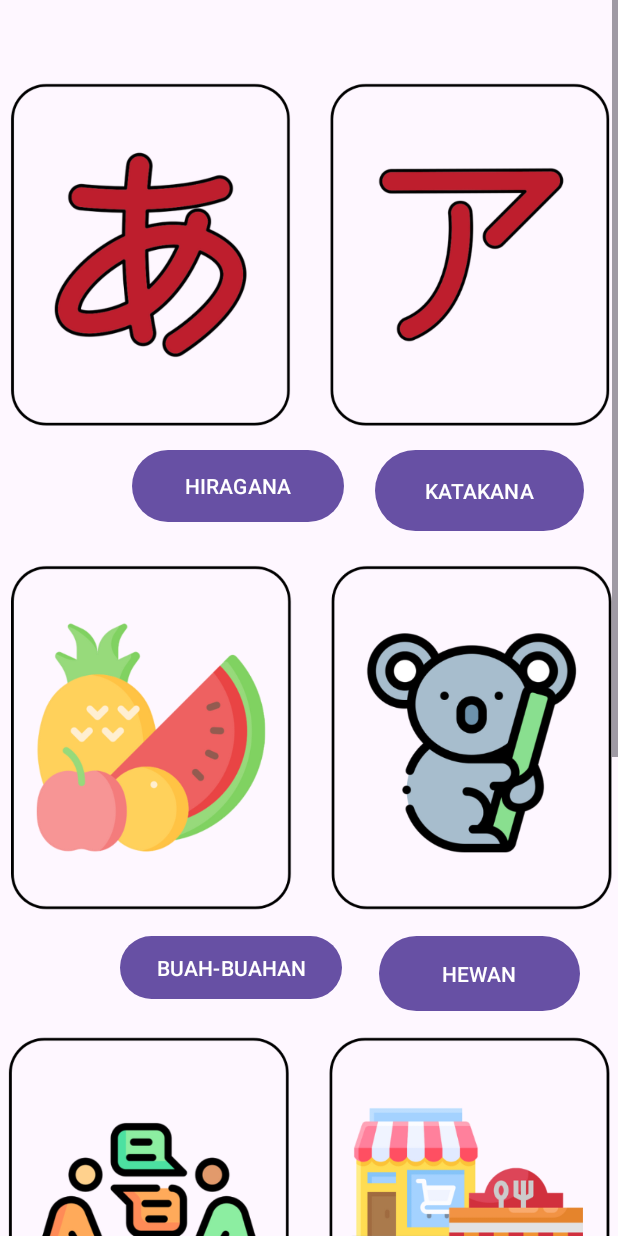
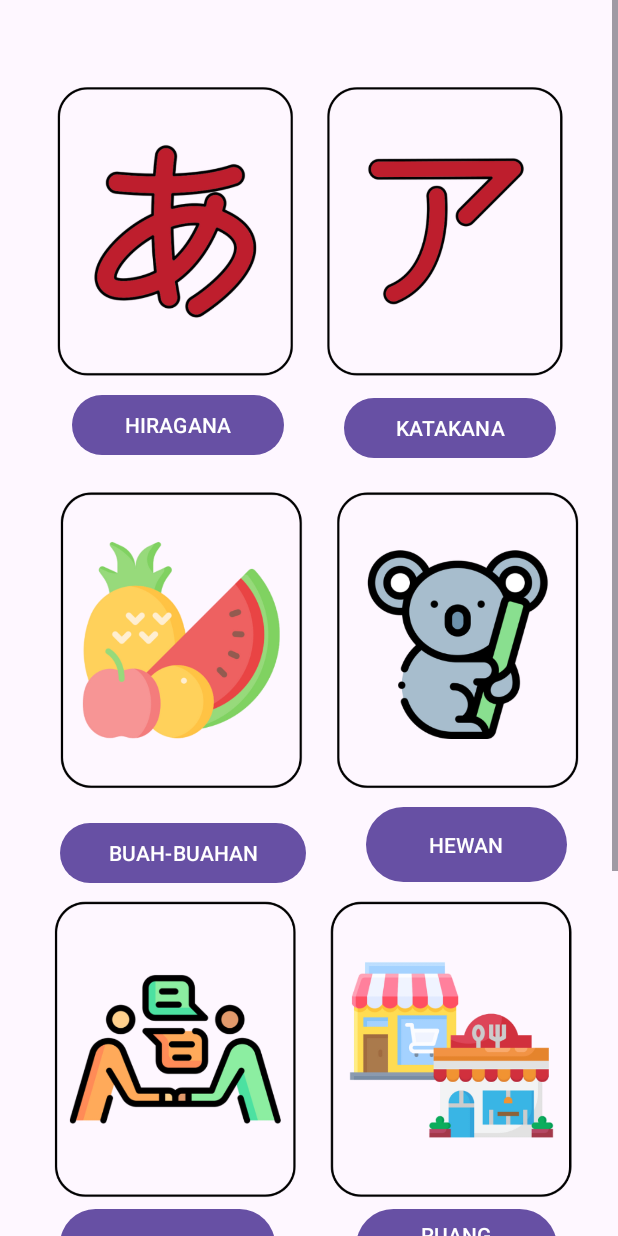
Before and after one commit to saturmnus/uas-mobprog, an Android app: the HomeActivity screen opened directly, with no data from a screen before it, on a phone screen of 412 x 824 dp. Run offline under Robolectric (Android 15) with nearby library versions, the light colour scheme and no system bars.

Commit message:
uas mobprog

```diff
--- a/app/src/main/java/com/salma/basjep/HomeActivity.java
+++ b/app/src/main/java/com/salma/basjep/HomeActivity.java
@@ -1,24 +1,59 @@
 package com.salma.basjep;
 
+import android.content.Intent;
 import android.os.Bundle;
-
-import androidx.activity.EdgeToEdge;
+import android.view.View;
+import android.widget.Button;
 import androidx.appcompat.app.AppCompatActivity;
-import androidx.core.graphics.Insets;
-import androidx.core.view.ViewCompat;
-import androidx.core.view.WindowInsetsCompat;
 
 public class HomeActivity extends AppCompatActivity {
 
     @Override
     protected void onCreate(Bundle savedInstanceState) {
         super.onCreate(savedInstanceState);
-        EdgeToEdge.enable(this);
         setContentView(R.layout.activity_home);
-        ViewCompat.setOnApplyWindowInsetsListener(findViewById(R.id.main), (v, insets) -> {
-            Insets systemBars = insets.getInsets(WindowInsetsCompat.Type.systemBars());
-            v.setPadding(systemBars.left, systemBars.top, systemBars.right, systemBars.bottom);
-            return insets;
+
+        Button buttonHiragana = findViewById(R.id.button2);
+        Button buttonKatakana = findViewById(R.id.button3);
+        Button buttonBuahBuahan = findViewById(R.id.button4);
+        Button buttonHewan = findViewById(R.id.button5);
+        Button buttonPercakapan = findViewById(R.id.button6);
+        Button buttonRuangPublik = findViewById(R.id.button7);
+        Button buttonQuiz = findViewById(R.id.button8);
+
+        buttonHiragana.setOnClickListener(v -> {
+            Intent intent = new Intent(HomeActivity.this, HiraganaActivity.class);
+            startActivity(intent);
+        });
+
+        buttonKatakana.setOnClickListener(v -> {
+            Intent intent = new Intent(HomeActivity.this, KatakanaActivity.class);
+            startActivity(intent);
+        });
+
+        buttonBuahBuahan.setOnClickListener(v -> {
+            Intent intent = new Intent(HomeActivity.this, BuahActivity.class);
+            startActivity(intent);
+        });
+
+        buttonHewan.setOnClickListener(v -> {
+            Intent intent = new Intent(HomeActivity.this, HewanActivity.class);
+            startActivity(intent);
+        });
+
+        buttonPercakapan.setOnClickListener(v -> {
+            Intent intent = new Intent(HomeActivity.this, PercakapanActivity.class);
+            startActivity(intent);
+        });
+
+        buttonRuangPublik.setOnClickListener(v -> {
+            Intent intent = new Intent(HomeActivity.this, PublikActivity.class);
+            startActivity(intent);
+        });
+
+        buttonQuiz.setOnClickListener(v -> {
+            Intent intent = new Intent(HomeActivity.this, QuizActivity.class);
+            startActivity(intent);
         });
     }
 }
--- a/app/src/main/res/layout/activity_home.xml
+++ b/app/src/main/res/layout/activity_home.xml
@@ -13,8 +13,8 @@
 
         <ImageView
             android:id="@+id/imageView3"
-            android:layout_width="410dp"
-            android:layout_height="240dp"
+            android:layout_width="342dp"
+            android:layout_height="209dp"
             android:layout_marginTop="48dp"
             app:layout_constraintEnd_toEndOf="parent"
             app:layout_constraintStart_toStartOf="parent"
@@ -24,41 +24,43 @@
         <Button
             android:id="@+id/button2"
             android:layout_width="141dp"
-            android:layout_height="56dp"
-            android:layout_marginStart="88dp"
+            android:layout_height="48dp"
+            android:layout_marginStart="48dp"
             android:layout_marginTop="8dp"
             android:layout_marginBottom="20dp"
             android:text="HIRAGANA"
             app:layout_constraintBottom_toTopOf="@+id/imageView4"
             app:layout_constraintStart_toStartOf="parent"
-            app:layout_constraintTop_toBottomOf="@+id/imageView3" />
+            app:layout_constraintTop_toBottomOf="@+id/imageView3"
+            app:layout_constraintVertical_bias="0.4" />
 
         <Button
             android:id="@+id/button3"
-            android:layout_width="139dp"
-            android:layout_height="62dp"
-            android:layout_marginTop="8dp"
+            android:layout_width="141dp"
+            android:layout_height="48dp"
+            android:layout_marginTop="4dp"
             android:text="KATAKANA"
             app:layout_constraintEnd_toEndOf="parent"
-            app:layout_constraintHorizontal_bias="0.473"
+            app:layout_constraintHorizontal_bias="0.488"
             app:layout_constraintStart_toEndOf="@+id/button2"
             app:layout_constraintTop_toBottomOf="@+id/imageView3" />
 
         <ImageView
             android:id="@+id/imageView4"
-            android:layout_width="410dp"
-            android:layout_height="240dp"
-            android:layout_marginTop="14dp"
+            android:layout_width="353dp"
+            android:layout_height="219dp"
+            android:layout_marginTop="8dp"
             app:layout_constraintEnd_toEndOf="parent"
+            app:layout_constraintHorizontal_bias="0.6"
             app:layout_constraintStart_toStartOf="parent"
             app:layout_constraintTop_toBottomOf="@+id/button3"
             app:srcCompat="@drawable/opsi_2" />
 
         <Button
             android:id="@+id/button4"
-            android:layout_width="148dp"
-            android:layout_height="50dp"
-            android:layout_marginStart="80dp"
+            android:layout_width="164dp"
+            android:layout_height="48dp"
+            android:layout_marginStart="40dp"
             android:layout_marginTop="8dp"
             android:text="BUAH-BUAHAN"
             app:layout_constraintStart_toStartOf="parent"
@@ -73,16 +75,18 @@
             android:text="HEWAN"
             app:layout_constraintBottom_toTopOf="@+id/imageView5"
             app:layout_constraintEnd_toEndOf="parent"
-            app:layout_constraintHorizontal_bias="0.493"
+            app:layout_constraintHorizontal_bias="0.542"
             app:layout_constraintStart_toEndOf="@+id/button4"
-            app:layout_constraintTop_toBottomOf="@+id/imageView4" />
+            app:layout_constraintTop_toBottomOf="@+id/imageView4"
+            app:layout_constraintVertical_bias="0.769" />
 
         <ImageView
             android:id="@+id/imageView5"
-            android:layout_width="410dp"
-            android:layout_height="240dp"
-            android:layout_marginTop="16dp"
+            android:layout_width="370dp"
+            android:layout_height="205dp"
+            android:layout_marginTop="4dp"
             app:layout_constraintEnd_toEndOf="parent"
+            app:layout_constraintHorizontal_bias="0.578"
             app:layout_constraintStart_toStartOf="parent"
             app:layout_constraintTop_toBottomOf="@+id/button4"
             app:srcCompat="@drawable/opsi_3" />
@@ -91,7 +95,7 @@
             android:id="@+id/button6"
             android:layout_width="143dp"
             android:layout_height="55dp"
-            android:layout_marginStart="80dp"
+            android:layout_marginStart="40dp"
             android:text="PERCAKAPAN"
             app:layout_constraintStart_toStartOf="parent"
             app:layout_constraintTop_toBottomOf="@+id/imageView5" />
@@ -104,15 +108,15 @@
             android:text="RUANG PUBLIK"
             app:layout_constraintBottom_toTopOf="@+id/imageView6"
             app:layout_constraintEnd_toEndOf="parent"
-            app:layout_constraintHorizontal_bias="0.349"
+            app:layout_constraintHorizontal_bias="0.254"
             app:layout_constraintStart_toEndOf="@+id/button6"
             app:layout_constraintTop_toBottomOf="@+id/imageView5"
             app:layout_constraintVertical_bias="0.0" />
 
         <ImageView
             android:id="@+id/imageView6"
-            android:layout_width="194dp"
-            android:layout_height="251dp"
+            android:layout_width="171dp"
+            android:layout_height="199dp"
             android:layout_marginTop="32dp"
             app:layout_constraintEnd_toEndOf="parent"
             app:layout_constraintStart_toStartOf="parent"
```
Also changed, not shown: app/src/main/AndroidManifest.xml (+21 -0 lines), app/src/main/res/drawable/logo.png (deleted), app/src/main/res/drawable/logo_1.png (deleted).
